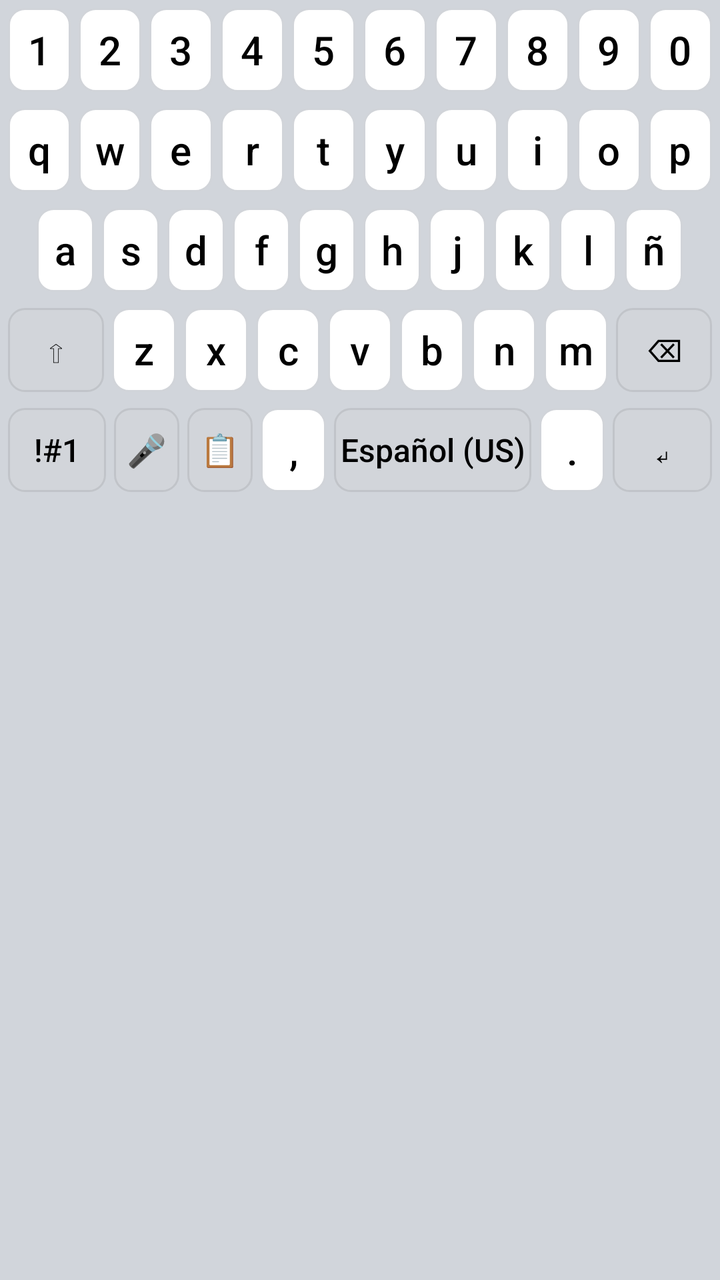
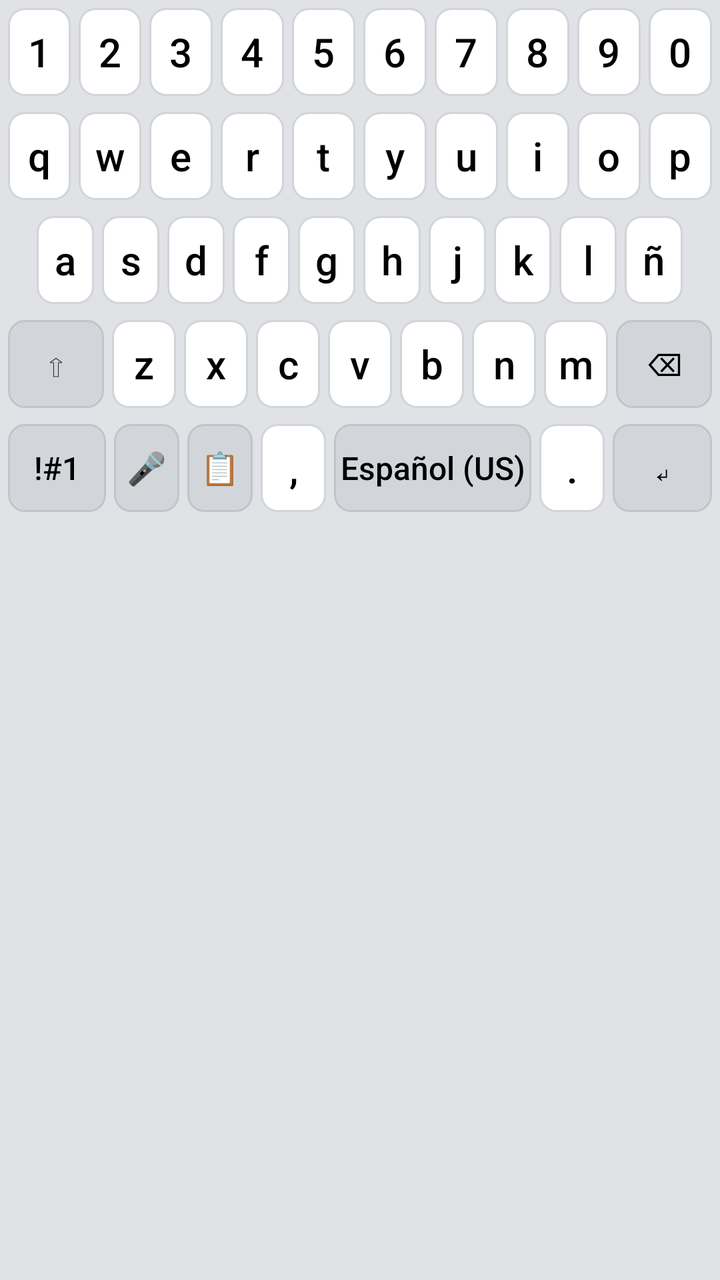

Two renders of the same Android screen: before a commit and after it. Below are the layout's source before the change and the commit's diff.
<!-- AndroidManifest.xml: application theme Theme.AppCompat.Light.DarkActionBar -->
<!-- res/layout/keyboard_layout.xml -->
<?xml version="1.0" encoding="utf-8"?>
<LinearLayout xmlns:android="http://schemas.android.com/apk/res/android"
    android:layout_width="match_parent"
    android:layout_height="wrap_content"
    android:orientation="vertical"
    android:background="#D1D5DB"
    android:paddingBottom="8dp">

    
    <LinearLayout android:layout_width="match_parent" android:layout_height="50dp" android:orientation="horizontal" android:padding="2dp">
        <Button android:text="1" style="@style/KeyStyle" />
        <Button android:text="2" style="@style/KeyStyle" />
        <Button android:text="3" style="@style/KeyStyle" />
        <Button android:text="4" style="@style/KeyStyle" />
        <Button android:text="5" style="@style/KeyStyle" />
        <Button android:text="6" style="@style/KeyStyle" />
        <Button android:text="7" style="@style/KeyStyle" />
        <Button android:text="8" style="@style/KeyStyle" />
        <Button android:text="9" style="@style/KeyStyle" />
        <Button android:text="0" style="@style/KeyStyle" />
    </LinearLayout>

    <FrameLayout
        android:layout_width="match_parent"
        android:layout_height="wrap_content">

        
        <LinearLayout android:id="@+id/layout_letters" android:layout_width="match_parent" android:layout_height="wrap_content" android:orientation="vertical" android:visibility="visible">
            <LinearLayout android:layout_width="match_parent" android:layout_height="50dp" android:orientation="horizontal" android:padding="2dp">
                <Button android:text="q" style="@style/KeyStyle" />
                <Button android:text="w" style="@style/KeyStyle" />
                <Button android:text="e" style="@style/KeyStyle" />
                <Button android:text="r" style="@style/KeyStyle" />
                <Button android:text="t" style="@style/KeyStyle" />
                <Button android:text="y" style="@style/KeyStyle" />
                <Button android:text="u" style="@style/KeyStyle" />
                <Button android:text="i" style="@style/KeyStyle" />
                <Button android:text="o" style="@style/KeyStyle" />
                <Button android:text="p" style="@style/KeyStyle" />
            </LinearLayout>
            <LinearLayout android:layout_width="match_parent" android:layout_height="50dp" android:orientation="horizontal" android:padding="2dp">
                <View android:layout_width="0dp" android:layout_height="match_parent" android:layout_weight="0.5"/>
                <Button android:text="a" style="@style/KeyStyle" />
                <Button android:text="s" style="@style/KeyStyle" />
                <Button android:text="d" style="@style/KeyStyle" />
                <Button android:text="f" style="@style/KeyStyle" />
                <Button android:text="g" style="@style/KeyStyle" />
                <Button android:text="h" style="@style/KeyStyle" />
                <Button android:text="j" style="@style/KeyStyle" />
                <Button android:text="k" style="@style/KeyStyle" />
                <Button android:text="l" style="@style/KeyStyle" />
                <Button android:text="ñ" style="@style/KeyStyle" />
                <View android:layout_width="0dp" android:layout_height="match_parent" android:layout_weight="0.5"/>
            </LinearLayout>
            <LinearLayout android:layout_width="match_parent" android:layout_height="50dp" android:orientation="horizontal" android:padding="2dp">
                <Button android:tag="SHIFT" android:text="⇧" style="@style/KeyStyleAction" android:layout_weight="1.5" />
                <Button android:text="z" style="@style/KeyStyle" />
                <Button android:text="x" style="@style/KeyStyle" />
                <Button android:text="c" style="@style/KeyStyle" />
                <Button android:text="v" style="@style/KeyStyle" />
                <Button android:text="b" style="@style/KeyStyle" />
                <Button android:text="n" style="@style/KeyStyle" />
                <Button android:text="m" style="@style/KeyStyle" />
                <Button android:tag="DELETE" android:text="⌫" style="@style/KeyStyleAction" android:layout_weight="1.5" />
            </LinearLayout>
            <LinearLayout android:layout_width="match_parent" android:layout_height="50dp" android:orientation="horizontal" android:padding="2dp">
                <Button android:tag="MODE_SYM1" android:text="!#1" style="@style/KeyStyleAction" android:layout_weight="1.5" />
                <Button android:id="@+id/btnMic1" android:tag="MIC" android:text="🎤" style="@style/KeyStyleAction" android:layout_weight="1" />
                <Button android:tag="CLIPBOARD" android:text="📋" style="@style/KeyStyleAction" android:layout_weight="1" />
                <Button android:text="," style="@style/KeyStyle" android:layout_weight="1" />
                <Button android:tag="SPACE" android:text="Español (US)" style="@style/KeyStyleAction" android:layout_weight="3" />
                <Button android:text="." style="@style/KeyStyle" android:layout_weight="1" />
                <Button android:tag="ENTER" android:text="↵" style="@style/KeyStyleAction" android:layout_weight="1.5" />
            </LinearLayout>
        </LinearLayout>

        
        <LinearLayout android:id="@+id/layout_symbols_1" android:layout_width="match_parent" android:layout_height="wrap_content" android:orientation="vertical" android:visibility="gone">
            <LinearLayout android:layout_width="match_parent" android:layout_height="50dp" android:orientation="horizontal" android:padding="2dp">
                <Button android:text="+" style="@style/KeyStyle" />
                <Button android:text="×" style="@style/KeyStyle" />
                <Button android:text="÷" style="@style/KeyStyle" />
                <Button android:text="=" style="@style/KeyStyle" />
                <Button android:text="/" style="@style/KeyStyle" />
                <Button android:text="_" style="@style/KeyStyle" />
                <Button android:text="&lt;" style="@style/KeyStyle" />
                <Button android:text="&gt;" style="@style/KeyStyle" />
                <Button android:text="[" style="@style/KeyStyle" />
                <Button android:text="]" style="@style/KeyStyle" />
            </LinearLayout>
            <LinearLayout android:layout_width="match_parent" android:layout_height="50dp" android:orientation="horizontal" android:padding="2dp">
                <Button android:text="!" style="@style/KeyStyle" />
                <Button android:text="@" style="@style/KeyStyle" />
                <Button android:text="#" style="@style/KeyStyle" />
                <Button android:text="$" style="@style/KeyStyle" />
                <Button android:text="%" style="@style/KeyStyle" />
                <Button android:text="^" style="@style/KeyStyle" />
                <Button android:text="&amp;" style="@style/KeyStyle" />
                <Button android:text="*" style="@style/KeyStyle" />
                <Button android:text="(" style="@style/KeyStyle" />
                <Button android:text=")" style="@style/KeyStyle" />
            </LinearLayout>
            <LinearLayout android:layout_width="match_parent" android:layout_height="50dp" android:orientation="horizontal" android:padding="2dp">
                <Button android:tag="MODE_SYM2" android:text="1/2" style="@style/KeyStyleAction" android:layout_weight="1.5"/>
                <Button android:text="-" style="@style/KeyStyle" />
                <Button android:text="'" style="@style/KeyStyle" />
                <Button android:text="&quot;" style="@style/KeyStyle" />
                <Button android:text=":" style="@style/KeyStyle" />
                <Button android:text=";" style="@style/KeyStyle" />
                <Button android:text="," style="@style/KeyStyle" />
                <Button android:text="?" style="@style/KeyStyle" />
                <Button android:tag="DELETE" android:text="⌫" style="@style/KeyStyleAction" android:layout_weight="1.5" />
            </LinearLayout>
            <LinearLayout android:layout_width="match_parent" android:layout_height="50dp" android:orientation="horizontal" android:padding="2dp">
                <Button android:tag="MODE_LETTERS" android:text="ABC" style="@style/KeyStyleAction" android:layout_weight="1.5" />
                <Button android:id="@+id/btnMic2" android:tag="MIC" android:text="🎤" style="@style/KeyStyleAction" android:layout_weight="1" />
                <Button android:tag="CLIPBOARD" android:text="📋" style="@style/KeyStyleAction" android:layout_weight="1" />
                <Button android:text="," style="@style/KeyStyle" android:layout_weight="1" />
                <Button android:tag="SPACE" android:text="Español (US)" style="@style/KeyStyleAction" android:layout_weight="3" />
                <Button android:text="." style="@style/KeyStyle" android:layout_weight="1" />
                <Button android:tag="ENTER" android:text="↵" style="@style/KeyStyleAction" android:layout_weight="1.5" />
            </LinearLayout>
        </LinearLayout>

        
        <LinearLayout android:id="@+id/layout_symbols_2" android:layout_width="match_parent" android:layout_height="wrap_content" android:orientation="vertical" android:visibility="gone">
            <LinearLayout android:layout_width="match_parent" android:layout_height="50dp" android:orientation="horizontal" android:padding="2dp">
                <Button android:text="`" style="@style/KeyStyle" />
                <Button android:text="~" style="@style/KeyStyle" />
                <Button android:text="\\" style="@style/KeyStyle" />
                <Button android:text="|" style="@style/KeyStyle" />
                <Button android:text="{" style="@style/KeyStyle" />
                <Button android:text="}" style="@style/KeyStyle" />
                <Button android:text="€" style="@style/KeyStyle" />
                <Button android:text="£" style="@style/KeyStyle" />
                <Button android:text="¥" style="@style/KeyStyle" />
                <Button android:text="₩" style="@style/KeyStyle" />
            </LinearLayout>
            <LinearLayout android:layout_width="match_parent" android:layout_height="50dp" android:orientation="horizontal" android:padding="2dp">
                <Button android:text="°" style="@style/KeyStyle" />
                <Button android:text="•" style="@style/KeyStyle" />
                <Button android:text="○" style="@style/KeyStyle" />
                <Button android:text="●" style="@style/KeyStyle" />
                <Button android:text="□" style="@style/KeyStyle" />
                <Button android:text="■" style="@style/KeyStyle" />
                <Button android:text="♤" style="@style/KeyStyle" />
                <Button android:text="♡" style="@style/KeyStyle" />
                <Button android:text="◇" style="@style/KeyStyle" />
                <Button android:text="♧" style="@style/KeyStyle" />
            </LinearLayout>
            <LinearLayout android:layout_width="match_parent" android:layout_height="50dp" android:orientation="horizontal" android:padding="2dp">
                <Button android:tag="MODE_SYM1" android:text="2/2" style="@style/KeyStyleAction" android:layout_weight="1.5"/>
                <Button android:text="☆" style="@style/KeyStyle" />
                <Button android:text="▪" style="@style/KeyStyle" />
                <Button android:text="¤" style="@style/KeyStyle" />
                <Button android:text="《" style="@style/KeyStyle" />
                <Button android:text="》" style="@style/KeyStyle" />
                <Button android:text="¡" style="@style/KeyStyle" />
                <Button android:text="¿" style="@style/KeyStyle" />
                <Button android:tag="DELETE" android:text="⌫" style="@style/KeyStyleAction" android:layout_weight="1.5" />
            </LinearLayout>
            <LinearLayout android:layout_width="match_parent" android:layout_height="50dp" android:orientation="horizontal" android:padding="2dp">
                <Button android:tag="MODE_LETTERS" android:text="ABC" style="@style/KeyStyleAction" android:layout_weight="1.5" />
                <Button android:id="@+id/btnMic3" android:tag="MIC" android:text="🎤" style="@style/KeyStyleAction" android:layout_weight="1" />
                <Button android:tag="CLIPBOARD" android:text="📋" style="@style/KeyStyleAction" android:layout_weight="1" />
                <Button android:text="," style="@style/KeyStyle" android:layout_weight="1" />
                <Button android:tag="SPACE" android:text="Español (US)" style="@style/KeyStyleAction" android:layout_weight="3" />
                <Button android:text="." style="@style/KeyStyle" android:layout_weight="1" />
                <Button android:tag="ENTER" android:text="↵" style="@style/KeyStyleAction" android:layout_weight="1.5" />
            </LinearLayout>
        </LinearLayout>

       
        <LinearLayout android:id="@+id/layout_clipboard" android:layout_width="match_parent" android:layout_height="250dp" android:orientation="vertical" android:visibility="gone" android:background="#121212">
            
            
            <LinearLayout android:layout_width="match_parent" android:layout_height="40dp" android:orientation="horizontal" android:padding="4dp" android:background="#1E1E1E">
                <TextView android:layout_width="0dp" android:layout_height="match_parent" android:layout_weight="1" android:text="Portapapeles" android:textStyle="bold" android:gravity="center_vertical" android:paddingStart="12dp" android:textColor="#FFFFFF"/>
                <Button android:tag="CLEAR_CLIPBOARD" android:text="🗑️ Limpiar" style="@style/KeyStyleAction" android:layout_width="wrap_content" android:layout_height="match_parent" android:layout_marginEnd="4dp" android:padding="4dp" />
                <Button android:tag="MODE_LETTERS" android:text="❌ Cerrar" style="@style/KeyStyleAction" android:layout_width="wrap_content" android:layout_height="match_parent" android:padding="4dp" />
            </LinearLayout>

            
            <FrameLayout android:layout_width="match_parent" android:layout_height="match_parent">
                
                <androidx.recyclerview.widget.RecyclerView
                    android:id="@+id/keyboard_recycler_view"
                    android:layout_width="match_parent"
                    android:layout_height="match_parent" 
                    android:padding="4dp"/>

                
                <Button
                    android:id="@+id/btnClipboardEnter"
                    android:tag="ENTER"
                    android:layout_width="50dp"
                    android:layout_height="50dp"
                    android:layout_gravity="bottom|end"
                    android:layout_margin="16dp"
                    android:background="@drawable/bg_fab"
                    android:text="↵"
                    android:textColor="#FFFFFF"
                    android:textSize="24sp"
                    android:elevation="6dp" />
            </FrameLayout>
            
        </LinearLayout>

    </FrameLayout>
</LinearLayout>
<!-- resources referenced by this layout -->
<resources>
  <!-- drawable bg_fab (drawable) -->
  <?xml version="1.0" encoding="utf-8"?>
  <shape xmlns:android="http://schemas.android.com/apk/res/android" android:shape="oval">
      <solid android:color="#2196F3" /> 
  </shape>
  <style name="KeyStyle" parent="Widget.AppCompat.Button">
          <item name="android:layout_width">0dp</item>
          <item name="android:layout_height">match_parent</item>
          <item name="android:layout_weight">1</item>
          
          <item name="android:layout_margin">2dp</item>
          <item name="android:background">@drawable/bg_key</item>
          <item name="android:textColor">#000000</item>
          <item name="android:textSize">20sp</item>
          <item name="android:textAllCaps">false</item>
          <item name="android:stateListAnimator">@null</item>
          
          <item name="android:minWidth">0dp</item>
          <item name="android:minHeight">0dp</item>
          <item name="android:padding">0dp</item>
          <item name="android:insetTop">0dp</item>
          <item name="android:insetBottom">0dp</item>
      </style>
  <style name="KeyStyleAction" parent="KeyStyle">
          <item name="android:background">@drawable/bg_key_action</item>
          <item name="android:textSize">16sp</item>
      </style>
  <!-- drawable bg_key (drawable) -->
  <?xml version="1.0" encoding="utf-8"?>
  <shape xmlns:android="http://schemas.android.com/apk/res/android">
      <solid android:color="#FFFFFF" />
      <corners android:radius="8dp" />
      <stroke android:width="1dp" android:color="#D1D4D9" />
  </shape>
  <!-- drawable bg_key_action (drawable) -->
  <?xml version="1.0" encoding="utf-8"?>
  <shape xmlns:android="http://schemas.android.com/apk/res/android">
      <solid android:color="#D2D5DA" />
      <corners android:radius="8dp" />
      <stroke android:width="1dp" android:color="#C1C4C9" />
  </shape>
</resources>

<!-- the commit's change to res/layout/keyboard_layout.xml (unified diff, before → after) -->
@@ -3,11 +3,11 @@
     android:layout_width="match_parent"
     android:layout_height="wrap_content"
     android:orientation="vertical"
-    android:background="#D1D5DB"
+    android:background="#E0E2E6" 
     android:paddingBottom="8dp">
 
     
-    <LinearLayout android:layout_width="match_parent" android:layout_height="50dp" android:orientation="horizontal" android:padding="2dp">
+    <LinearLayout android:layout_width="match_parent" android:layout_height="52dp" android:orientation="horizontal" android:padding="2dp">
         <Button android:text="1" style="@style/KeyStyle" />
         <Button android:text="2" style="@style/KeyStyle" />
         <Button android:text="3" style="@style/KeyStyle" />
@@ -20,13 +20,10 @@
         <Button android:text="0" style="@style/KeyStyle" />
     </LinearLayout>
 
-    <FrameLayout
-        android:layout_width="match_parent"
-        android:layout_height="wrap_content">
-
+    <FrameLayout android:layout_width="match_parent" android:layout_height="wrap_content">
         
         <LinearLayout android:id="@+id/layout_letters" android:layout_width="match_parent" android:layout_height="wrap_content" android:orientation="vertical" android:visibility="visible">
-            <LinearLayout android:layout_width="match_parent" android:layout_height="50dp" android:orientation="horizontal" android:padding="2dp">
+            <LinearLayout android:layout_width="match_parent" android:layout_height="52dp" android:orientation="horizontal" android:padding="2dp">
                 <Button android:text="q" style="@style/KeyStyle" />
                 <Button android:text="w" style="@style/KeyStyle" />
                 <Button android:text="e" style="@style/KeyStyle" />
@@ -38,7 +35,7 @@
                 <Button android:text="o" style="@style/KeyStyle" />
                 <Button android:text="p" style="@style/KeyStyle" />
             </LinearLayout>
-            <LinearLayout android:layout_width="match_parent" android:layout_height="50dp" android:orientation="horizontal" android:padding="2dp">
+            <LinearLayout android:layout_width="match_parent" android:layout_height="52dp" android:orientation="horizontal" android:padding="2dp">
                 <View android:layout_width="0dp" android:layout_height="match_parent" android:layout_weight="0.5"/>
                 <Button android:text="a" style="@style/KeyStyle" />
                 <Button android:text="s" style="@style/KeyStyle" />
@@ -52,7 +49,7 @@
                 <Button android:text="ñ" style="@style/KeyStyle" />
                 <View android:layout_width="0dp" android:layout_height="match_parent" android:layout_weight="0.5"/>
             </LinearLayout>
-            <LinearLayout android:layout_width="match_parent" android:layout_height="50dp" android:orientation="horizontal" android:padding="2dp">
+            <LinearLayout android:layout_width="match_parent" android:layout_height="52dp" android:orientation="horizontal" android:padding="2dp">
                 <Button android:tag="SHIFT" android:text="⇧" style="@style/KeyStyleAction" android:layout_weight="1.5" />
                 <Button android:text="z" style="@style/KeyStyle" />
                 <Button android:text="x" style="@style/KeyStyle" />
@@ -63,7 +60,7 @@
                 <Button android:text="m" style="@style/KeyStyle" />
                 <Button android:tag="DELETE" android:text="⌫" style="@style/KeyStyleAction" android:layout_weight="1.5" />
             </LinearLayout>
-            <LinearLayout android:layout_width="match_parent" android:layout_height="50dp" android:orientation="horizontal" android:padding="2dp">
+            <LinearLayout android:layout_width="match_parent" android:layout_height="52dp" android:orientation="horizontal" android:padding="2dp">
                 <Button android:tag="MODE_SYM1" android:text="!#1" style="@style/KeyStyleAction" android:layout_weight="1.5" />
                 <Button android:id="@+id/btnMic1" android:tag="MIC" android:text="🎤" style="@style/KeyStyleAction" android:layout_weight="1" />
                 <Button android:tag="CLIPBOARD" android:text="📋" style="@style/KeyStyleAction" android:layout_weight="1" />
@@ -76,7 +73,7 @@
 
         
         <LinearLayout android:id="@+id/layout_symbols_1" android:layout_width="match_parent" android:layout_height="wrap_content" android:orientation="vertical" android:visibility="gone">
-            <LinearLayout android:layout_width="match_parent" android:layout_height="50dp" android:orientation="horizontal" android:padding="2dp">
+            <LinearLayout android:layout_width="match_parent" android:layout_height="52dp" android:orientation="horizontal" android:padding="2dp">
                 <Button android:text="+" style="@style/KeyStyle" />
                 <Button android:text="×" style="@style/KeyStyle" />
                 <Button android:text="÷" style="@style/KeyStyle" />
@@ -88,7 +85,7 @@
                 <Button android:text="[" style="@style/KeyStyle" />
                 <Button android:text="]" style="@style/KeyStyle" />
             </LinearLayout>
-            <LinearLayout android:layout_width="match_parent" android:layout_height="50dp" android:orientation="horizontal" android:padding="2dp">
+            <LinearLayout android:layout_width="match_parent" android:layout_height="52dp" android:orientation="horizontal" android:padding="2dp">
                 <Button android:text="!" style="@style/KeyStyle" />
                 <Button android:text="@" style="@style/KeyStyle" />
                 <Button android:text="#" style="@style/KeyStyle" />
@@ -100,21 +97,19 @@
                 <Button android:text="(" style="@style/KeyStyle" />
                 <Button android:text=")" style="@style/KeyStyle" />
             </LinearLayout>
-            <LinearLayout android:layout_width="match_parent" android:layout_height="50dp" android:orientation="horizontal" android:padding="2dp">
+            <LinearLayout android:layout_width="match_parent" android:layout_height="52dp" android:orientation="horizontal" android:padding="2dp">
                 <Button android:tag="MODE_SYM2" android:text="1/2" style="@style/KeyStyleAction" android:layout_weight="1.5"/>
                 <Button android:text="-" style="@style/KeyStyle" />
                 <Button android:text="'" style="@style/KeyStyle" />
                 <Button android:text="&quot;" style="@style/KeyStyle" />
                 <Button android:text=":" style="@style/KeyStyle" />
                 <Button android:text=";" style="@style/KeyStyle" />
-                <Button android:text="," style="@style/KeyStyle" />
                 <Button android:text="?" style="@style/KeyStyle" />
                 <Button android:tag="DELETE" android:text="⌫" style="@style/KeyStyleAction" android:layout_weight="1.5" />
             </LinearLayout>
-            <LinearLayout android:layout_width="match_parent" android:layout_height="50dp" android:orientation="horizontal" android:padding="2dp">
+            <LinearLayout android:layout_width="match_parent" android:layout_height="52dp" android:orientation="horizontal" android:padding="2dp">
                 <Button android:tag="MODE_LETTERS" android:text="ABC" style="@style/KeyStyleAction" android:layout_weight="1.5" />
-                <Button android:id="@+id/btnMic2" android:tag="MIC" android:text="🎤" style="@style/KeyStyleAction" android:layout_weight="1" />
-                <Button android:tag="CLIPBOARD" android:text="📋" style="@style/KeyStyleAction" android:layout_weight="1" />
+                <Button android:tag="MODE_NUMPAD" android:text="123" style="@style/KeyStyleAction" android:layout_weight="1" />
                 <Button android:text="," style="@style/KeyStyle" android:layout_weight="1" />
                 <Button android:tag="SPACE" android:text="Español (US)" style="@style/KeyStyleAction" android:layout_weight="3" />
                 <Button android:text="." style="@style/KeyStyle" android:layout_weight="1" />
@@ -124,7 +119,8 @@
 
         
         <LinearLayout android:id="@+id/layout_symbols_2" android:layout_width="match_parent" android:layout_height="wrap_content" android:orientation="vertical" android:visibility="gone">
-            <LinearLayout android:layout_width="match_parent" android:layout_height="50dp" android:orientation="horizontal" android:padding="2dp">
+            
+            <LinearLayout android:layout_width="match_parent" android:layout_height="52dp" android:orientation="horizontal" android:padding="2dp">
                 <Button android:text="`" style="@style/KeyStyle" />
                 <Button android:text="~" style="@style/KeyStyle" />
                 <Button android:text="\\" style="@style/KeyStyle" />
@@ -136,7 +132,7 @@
                 <Button android:text="¥" style="@style/KeyStyle" />
                 <Button android:text="₩" style="@style/KeyStyle" />
             </LinearLayout>
-            <LinearLayout android:layout_width="match_parent" android:layout_height="50dp" android:orientation="horizontal" android:padding="2dp">
+            <LinearLayout android:layout_width="match_parent" android:layout_height="52dp" android:orientation="horizontal" android:padding="2dp">
                 <Button android:text="°" style="@style/KeyStyle" />
                 <Button android:text="•" style="@style/KeyStyle" />
                 <Button android:text="○" style="@style/KeyStyle" />
@@ -148,7 +144,7 @@
                 <Button android:text="◇" style="@style/KeyStyle" />
                 <Button android:text="♧" style="@style/KeyStyle" />
             </LinearLayout>
-            <LinearLayout android:layout_width="match_parent" android:layout_height="50dp" android:orientation="horizontal" android:padding="2dp">
+            <LinearLayout android:layout_width="match_parent" android:layout_height="52dp" android:orientation="horizontal" android:padding="2dp">
                 <Button android:tag="MODE_SYM1" android:text="2/2" style="@style/KeyStyleAction" android:layout_weight="1.5"/>
                 <Button android:text="☆" style="@style/KeyStyle" />
                 <Button android:text="▪" style="@style/KeyStyle" />
@@ -159,10 +155,9 @@
                 <Button android:text="¿" style="@style/KeyStyle" />
                 <Button android:tag="DELETE" android:text="⌫" style="@style/KeyStyleAction" android:layout_weight="1.5" />
             </LinearLayout>
-            <LinearLayout android:layout_width="match_parent" android:layout_height="50dp" android:orientation="horizontal" android:padding="2dp">
+            <LinearLayout android:layout_width="match_parent" android:layout_height="52dp" android:orientation="horizontal" android:padding="2dp">
                 <Button android:tag="MODE_LETTERS" android:text="ABC" style="@style/KeyStyleAction" android:layout_weight="1.5" />
-                <Button android:id="@+id/btnMic3" android:tag="MIC" android:text="🎤" style="@style/KeyStyleAction" android:layout_weight="1" />
-                <Button android:tag="CLIPBOARD" android:text="📋" style="@style/KeyStyleAction" android:layout_weight="1" />
+                <Button android:tag="MODE_NUMPAD" android:text="123" style="@style/KeyStyleAction" android:layout_weight="1" />
                 <Button android:text="," style="@style/KeyStyle" android:layout_weight="1" />
                 <Button android:tag="SPACE" android:text="Español (US)" style="@style/KeyStyleAction" android:layout_weight="3" />
                 <Button android:text="." style="@style/KeyStyle" android:layout_weight="1" />
@@ -170,40 +165,45 @@
             </LinearLayout>
         </LinearLayout>
 
-       
+        
+        <LinearLayout android:id="@+id/layout_numpad" android:layout_width="match_parent" android:layout_height="wrap_content" android:orientation="vertical" android:visibility="gone">
+            <LinearLayout android:layout_width="match_parent" android:layout_height="55dp" android:orientation="horizontal" android:padding="2dp">
+                <Button android:text="1" style="@style/KeyStyle" />
+                <Button android:text="2" style="@style/KeyStyle" />
+                <Button android:text="3" style="@style/KeyStyle" />
+                <Button android:tag="DELETE" android:text="⌫" style="@style/KeyStyleAction" />
+            </LinearLayout>
+            <LinearLayout android:layout_width="match_parent" android:layout_height="55dp" android:orientation="horizontal" android:padding="2dp">
+                <Button android:text="4" style="@style/KeyStyle" />
+                <Button android:text="5" style="@style/KeyStyle" />
+                <Button android:text="6" style="@style/KeyStyle" />
+                <Button android:tag="ENTER" android:text="↵" style="@style/KeyStyleAction" />
+            </LinearLayout>
+            <LinearLayout android:layout_width="match_parent" android:layout_height="55dp" android:orientation="horizontal" android:padding="2dp">
+                <Button android:text="7" style="@style/KeyStyle" />
+                <Button android:text="8" style="@style/KeyStyle" />
+                <Button android:text="9" style="@style/KeyStyle" />
+                <Button android:text="-" style="@style/KeyStyleAction" />
+            </LinearLayout>
+            <LinearLayout android:layout_width="match_parent" android:layout_height="55dp" android:orientation="horizontal" android:padding="2dp">
+                <Button android:tag="MODE_LETTERS" android:text="ABC" style="@style/KeyStyleAction" />
+                <Button android:text="0" style="@style/KeyStyle" />
+                <Button android:text="." style="@style/KeyStyleAction" />
+                <Button android:tag="SPACE" android:text="Espacio" style="@style/KeyStyleAction" />
+            </LinearLayout>
+        </LinearLayout>
+
+        
         <LinearLayout android:id="@+id/layout_clipboard" android:layout_width="match_parent" android:layout_height="250dp" android:orientation="vertical" android:visibility="gone" android:background="#121212">
-            
-            
             <LinearLayout android:layout_width="match_parent" android:layout_height="40dp" android:orientation="horizontal" android:padding="4dp" android:background="#1E1E1E">
                 <TextView android:layout_width="0dp" android:layout_height="match_parent" android:layout_weight="1" android:text="Portapapeles" android:textStyle="bold" android:gravity="center_vertical" android:paddingStart="12dp" android:textColor="#FFFFFF"/>
                 <Button android:tag="CLEAR_CLIPBOARD" android:text="🗑️ Limpiar" style="@style/KeyStyleAction" android:layout_width="wrap_content" android:layout_height="match_parent" android:layout_marginEnd="4dp" android:padding="4dp" />
                 <Button android:tag="MODE_LETTERS" android:text="❌ Cerrar" style="@style/KeyStyleAction" android:layout_width="wrap_content" android:layout_height="match_parent" android:padding="4dp" />
             </LinearLayout>
-
-            
             <FrameLayout android:layout_width="match_parent" android:layout_height="match_parent">
-                
-                <androidx.recyclerview.widget.RecyclerView
-                    android:id="@+id/keyboard_recycler_view"
-                    android:layout_width="match_parent"
-                    android:layout_height="match_parent" 
-                    android:padding="4dp"/>
-
-                
-                <Button
-                    android:id="@+id/btnClipboardEnter"
-                    android:tag="ENTER"
-                    android:layout_width="50dp"
-                    android:layout_height="50dp"
-                    android:layout_gravity="bottom|end"
-                    android:layout_margin="16dp"
-                    android:background="@drawable/bg_fab"
-                    android:text="↵"
-                    android:textColor="#FFFFFF"
-                    android:textSize="24sp"
-                    android:elevation="6dp" />
+                <androidx.recyclerview.widget.RecyclerView android:id="@+id/keyboard_recycler_view" android:layout_width="match_parent" android:layout_height="match_parent" android:padding="4dp"/>
+                <Button android:id="@+id/btnClipboardEnter" android:tag="ENTER" android:layout_width="50dp" android:layout_height="50dp" android:layout_gravity="bottom|end" android:layout_margin="16dp" android:background="@drawable/bg_fab" android:text="↵" android:textColor="#FFFFFF" android:textSize="24sp" android:elevation="6dp" />
             </FrameLayout>
-            
         </LinearLayout>
 
     </FrameLayout>
